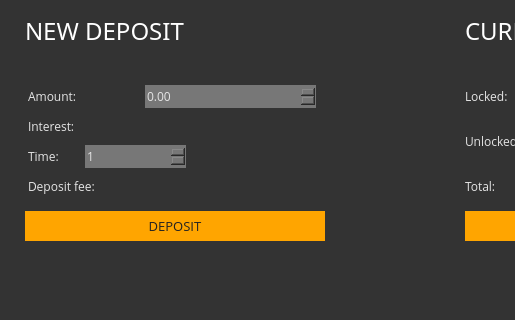
Old version of the form src/gui/ui/depositsframe.ui in the repository ConcealNetwork/conceal-desktop; both pictures show x 0 to 515 and y 0 to 320 of the 830 by 696 pixel window.
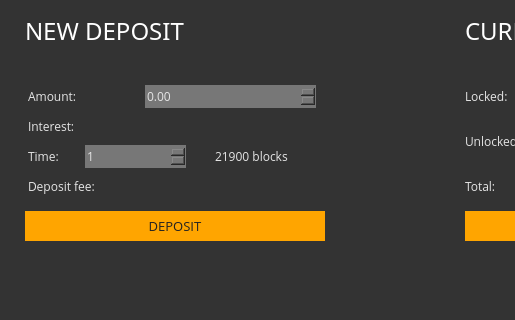
New version of the form.

What changed in the file:
```diff
--- a/src/gui/ui/depositsframe.ui
+++ b/src/gui/ui/depositsframe.ui
@@ -215,7 +215,7 @@
        </font>
       </property>
       <property name="text">
-       <string/>
+       <string>21900 blocks</string>
       </property>
      </widget>
      <widget class="QLabel" name="m_interestLabel">
```
